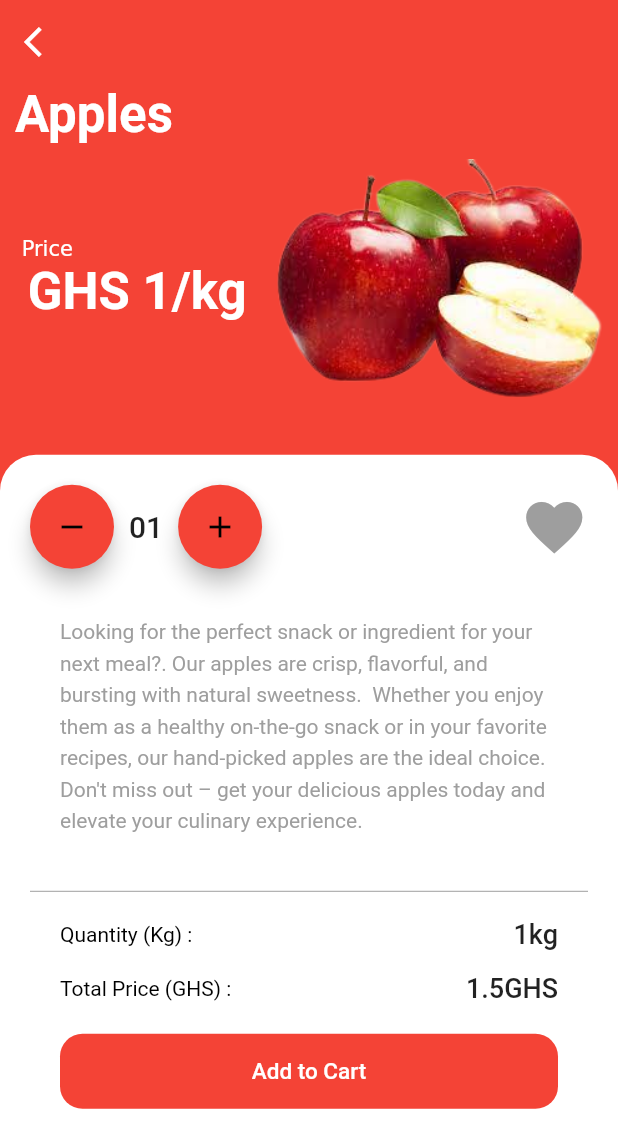
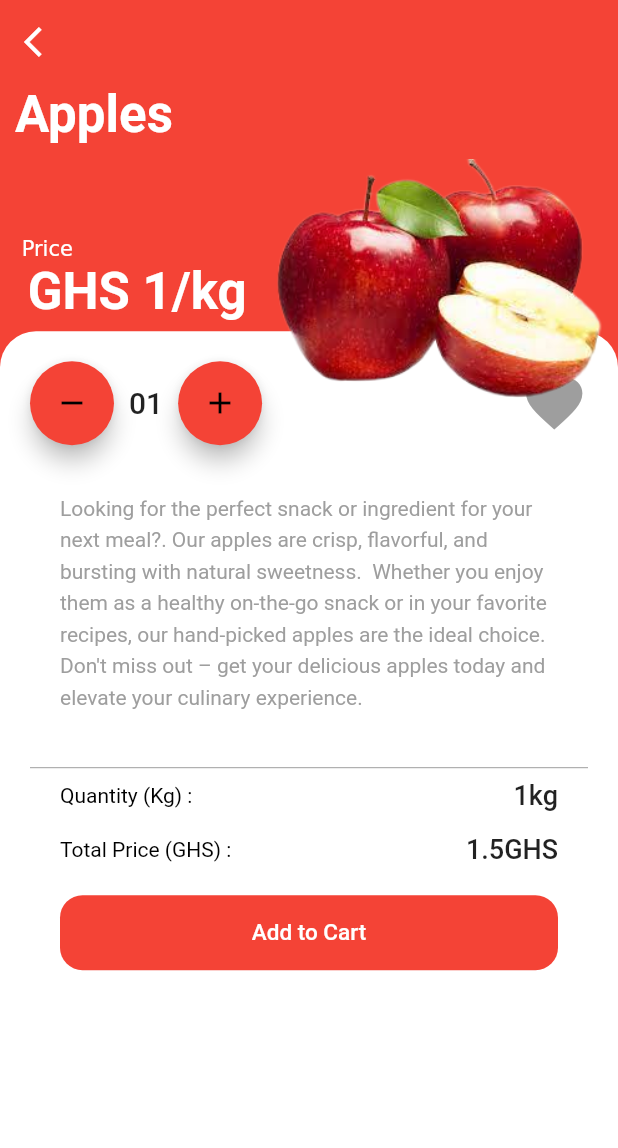
Before and after one commit to JojoDom/E-commerce-App, a Flutter app: the Details screen opened directly with sample values from the repository, on a phone screen of 412 x 824 dp. Shown: the top 1148 px of the screen. Run offline on Flutter 3.47's test engine with Material 2 defaults, Android fonts, the phone set to English and light mode, and no system bars; our stand-ins replace cached_network_image, carousel_slider, firebase_core, firebase_messaging, flutter_local_notifications, get and 2 more; accounts and stored records are empty.

Commit message:
ui updates

```diff
--- a/groceries/lib/screens/details/add_to_cart.dart
+++ b/groceries/lib/screens/details/add_to_cart.dart
@@ -17,7 +17,7 @@ class _AddToCartState extends State<AddToCart> {
   @override
   Widget build(BuildContext context) {
     return Padding(
-      padding: const EdgeInsets.symmetric(horizontal: 20, vertical: 10),
+      padding: const EdgeInsets.symmetric(horizontal: 20),
       child: Column(
         children: [
           Row(
@@ -61,7 +61,7 @@ class _AddToCartState extends State<AddToCart> {
               )
             ],
           ),
-          const SizedBox(height: 20),
+         const SizedBox(height: 20,),
           GestureDetector(
             onTap: () {
               if (widget.foodsData.favAndCart[1]) {
@@ -94,7 +94,8 @@ class _AddToCartState extends State<AddToCart> {
                     fontWeight: FontWeight.w500),
               )),
             ),
-          )
+          ),
+
         ],
       ),
     );
--- a/groceries/lib/screens/details/details.dart
+++ b/groceries/lib/screens/details/details.dart
@@ -42,13 +42,14 @@ class _DetailsState extends State<Details> {
               )),
           elevation: 0,
         ),
-        body: SingleChildScrollView(
-            child: SizedBox(
-          height: size.height,
-          child: Stack(
+        body: ListView(
+          children: [
+            SizedBox(
+              height: size.height,
+              child: Stack(
             children: <Widget>[
               Container(
-                margin: EdgeInsets.only(top: size.height * 0.3),
+                margin: EdgeInsets.only(top: size.height * 0.2),
                 padding: const EdgeInsets.only(
                   top: 20,
                   left: 20,
@@ -74,13 +75,15 @@ class _DetailsState extends State<Details> {
                     const Divider(
                       color: Colors.grey,
                     ),
-                    AddToCart(foodsData: widget.foodsData,)
+                    Flexible(child: AddToCart(foodsData: widget.foodsData,))
                   ],
                 ),
               ),
               ProductTitleWithImage(foodsData: widget.foodsData)
             ],
-          ),
-        )));
+              ),
+            ),
+          ],
+        ));
   }
 }
```
